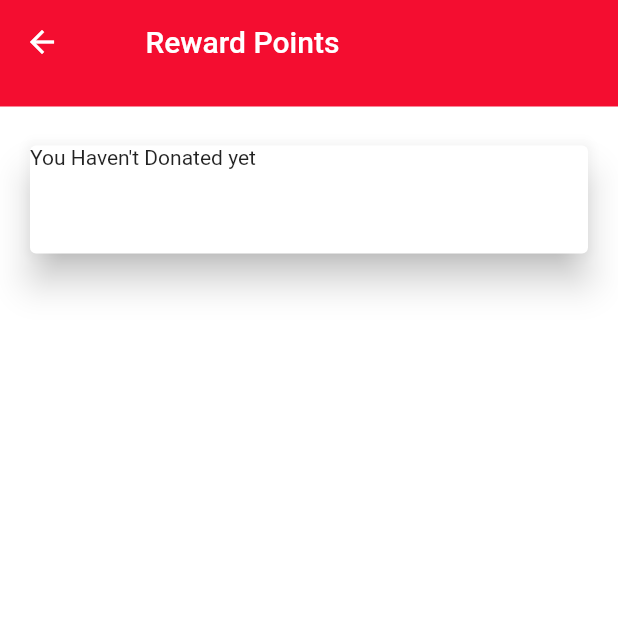
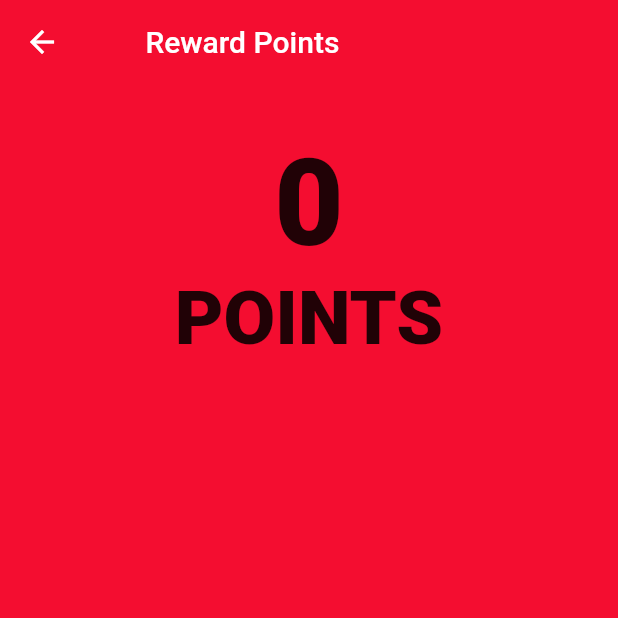
Before and after one commit to RamDio/idobloodapp, a Flutter app: the Rewards screen opened directly, on a phone screen of 412 x 824 dp, the top half of it. Run offline on Flutter 3.47's test engine with Material 2 defaults, Android fonts, the light colour scheme and no system bars; our stand-ins replace flutter_spinkit, font_awesome_flutter, shared_preferences, webview_flutter; accounts and stored records are empty.

Commit message:
rewards page ui edited

```diff
--- a/lib/home/rewards.dart
+++ b/lib/home/rewards.dart
@@ -41,7 +41,7 @@ class _RewardsState extends State<Rewards> {
                 width: double.infinity,
                 margin: EdgeInsets.only(top: 15),
                 decoration: BoxDecoration(
-                  color: Colors.white,
+                  color:  Color.fromRGBO(244, 13, 48, 1),
                 ),
                 child: Padding(
                   padding: const EdgeInsets.only(top: 18.0),
@@ -49,15 +49,13 @@ class _RewardsState extends State<Rewards> {
                     mainAxisAlignment: MainAxisAlignment.start,
                     crossAxisAlignment: CrossAxisAlignment.start,
                     children: <Widget>[
-                      new ListTile(
-                        title: SizedBox(
-                          height: 80.0,
-                          child: Card(
-                            elevation: 10,
-                            child: Text("You Haven't Donated yet"),
-                          ),
-                        ),
-                      ),
+                    Center(child: Column(
+                      children: <Widget>[
+                        Text("0",style:TextStyle(fontSize: 80,fontWeight: FontWeight.w900)),
+                        Text("POINTS",style:TextStyle(fontSize: 50,fontWeight: FontWeight.w900)),
+                      ],
+                    )),
+
                     ],
                   ),
                 ),
```
